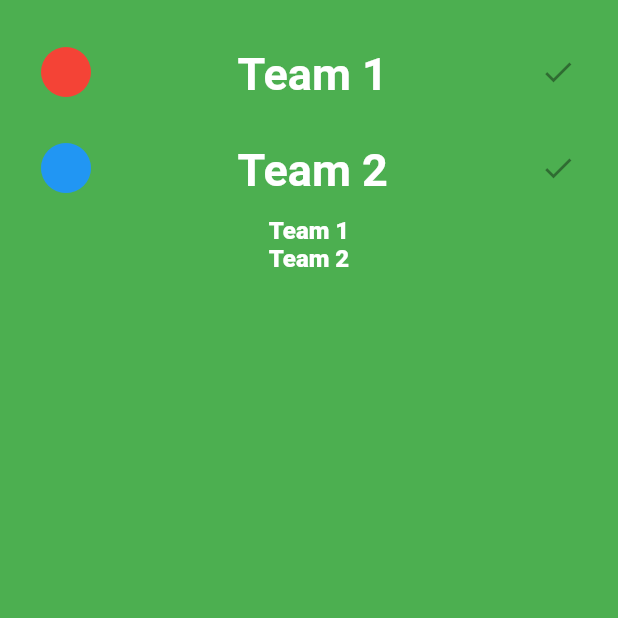
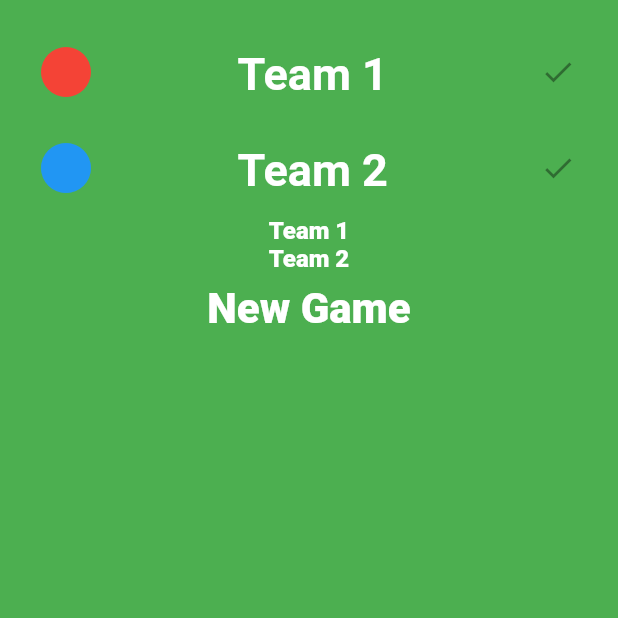
Before and after one commit to teejstroyer/fish_bowl_game, a Flutter app: the screen it shows after launch, on a phone screen of 412 x 824 dp, the top half of it. Run offline on Flutter 3.47's test engine with Material 2 defaults, Android fonts, the phone set to English and light mode, and no system bars; our stand-ins replace audioplayers; project files that could hold a hidden picture were left out.

Commit message:
working game flow

```diff
--- a/lib/screens/game_over_screen.dart
+++ b/lib/screens/game_over_screen.dart
@@ -21,7 +21,7 @@ class GameOverScreen extends StatelessWidget {
                 children: [
                   Expanded(
                     child: Column(
-                    mainAxisAlignment: MainAxisAlignment.center,
+                      mainAxisAlignment: MainAxisAlignment.center,
                       children: [
                         Center(
                           child: Text(
@@ -40,7 +40,7 @@ class GameOverScreen extends StatelessWidget {
                       children: [
                         TextButton(
                           onPressed: () {
-                            gameModel.showNewGameScreen(context);
+                            gameModel.showTitleScreen(context);
                           },
                           child: const Text("NEW GAME"),
                         ),
--- a/lib/screens/new_game_screen.dart
+++ b/lib/screens/new_game_screen.dart
@@ -144,7 +144,7 @@ class _NewGameScreenState extends State<NewGameScreen> {
 
   void startGame() {
     submitList();
-    Provider.of<GameModel>(context, listen: false).showRoundResults(
+    Provider.of<GameModel>(context, listen: false).showRoundResultsScreen(
       context,
       true,
       true,
--- a/lib/screens/title_screen.dart
+++ b/lib/screens/title_screen.dart
@@ -4,6 +4,8 @@ import 'package:flutter/material.dart';
 import 'package:provider/provider.dart';
 
 class TitleScreen extends StatelessWidget {
+  const TitleScreen({super.key});
+
   @override
   Widget build(BuildContext context) {
     var gameModel = Provider.of<GameModel>(context, listen: false);
@@ -18,26 +20,30 @@ class TitleScreen extends StatelessWidget {
                 children: [
                   TeamEntry(
                     getTeamName: () => gameModel.team1,
-                    setTeamName: (val) => gameModel.setTeamName(val, true),
+                    setTeamName: (val) => gameModel.setTeam1Name(val),
                     getColors: () => gameModel.getGameColors(),
                     getOtherTeamName: () => gameModel.team2,
                     getTeamColor: () => gameModel.team1Color,
-                    setTeamColor: (val) => gameModel.setTeamColor(val, true),
+                    setTeamColor: (val) => gameModel.setTeam1Color(val),
                   ),
                   TeamEntry(
                     getTeamName: () => gameModel.team2,
-                    setTeamName: (val) => gameModel.setTeamName(val, false),
+                    setTeamName: (val) => gameModel.setTeam2Name(val),
                     getColors: () => gameModel.getGameColors(),
                     getOtherTeamName: () => gameModel.team1,
                     getTeamColor: () => gameModel.team2Color,
-                    setTeamColor: (val) => gameModel.setTeamColor(val, false),
+                    setTeamColor: (val) => gameModel.setTeam2Color(val),
                   ),
                   Consumer<GameModel>(
                       builder: (context, gameModel, child) =>
                           Text(gameModel.team1)),
                   Consumer<GameModel>(
                       builder: (context, gameModel, child) =>
-                          Text(gameModel.team2))
+                          Text(gameModel.team2)),
+                  TextButton(
+                    onPressed: () => gameModel.showNewGameScreen(context),
+                    child: const Text("New Game"),
+                  )
                 ],
               ),
             ),
```
Also changed, not shown: lib/providers/game_model.dart (+97 -101 lines).
